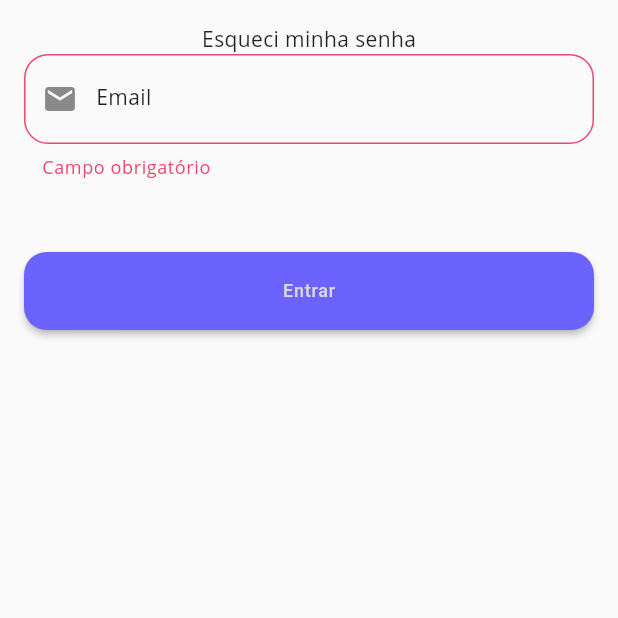
After one commit to pedrokGs/taskly, a Flutter app: the PasswordResetScreen screen opened directly, after a tap on "Entrar", on a phone screen of 412 x 824 dp, the top half of it. The commit adds this screen. Run offline on Flutter 3.47's test engine with Material 3 defaults, Android fonts, the phone set to English and light mode, and no system bars; our stand-ins replace equatable, firebase_auth, firebase_core, flutter_dotenv, flutter_riverpod, flutter_signin_button and 3 more; accounts and stored records are empty; generated files the repository leaves out were written again; Roboto replaces fonts that are missing (Open Sans).

Commit message:
Início da implementação de reset password por email

```diff
--- a/lib/core/dependencies_injector/riverpod.dart
+++ b/lib/core/dependencies_injector/riverpod.dart
@@ -5,6 +5,7 @@ import 'package:shared_preferences/shared_preferences.dart';
 import 'package:taskly/features/auth/data/datasources/auth_remote_datasource_firebase.dart';
 import 'package:taskly/features/auth/data/repositories/auth_repository_impl.dart';
 import 'package:taskly/features/auth/domain/entities/auth_user_entity.dart';
+import 'package:taskly/features/auth/domain/usecases/reset_password_use_case.dart';
 import 'package:taskly/features/auth/domain/usecases/sign_in_use_case.dart';
 import 'package:taskly/features/auth/domain/usecases/sign_in_with_google_use_case.dart';
 import 'package:taskly/features/auth/domain/usecases/sign_out_use_case.dart';
@@ -24,6 +25,7 @@ final signInUseCaseProvider = Provider((ref) => SignInUseCase(authRepository: re
 final signUpUseCaseProvider = Provider((ref) => SignUpUseCase(authRepository: ref.watch(authRepositoryProvider)),);
 final signOutUseCaseProvider = Provider((ref) => SignOutUseCase(authRepository: ref.watch(authRepositoryProvider)),);
 final signInWithGoogleUseCaseProvider = Provider((ref) => SignInWithGoogleUseCase(authRepository: ref.watch(authRepositoryProvider)),);
+final resetPasswordUseCaseProvider = Provider((ref) => ResetPasswordUseCase(authRepository: ref.watch(authRepositoryProvider)),);
 final authUserProvider = StreamProvider<AuthUserEntity?>((ref) => ref.watch(authRepositoryProvider).authUser);
 
 // Theme
--- a/lib/features/auth/data/datasources/auth_remote_datasource.dart
+++ b/lib/features/auth/data/datasources/auth_remote_datasource.dart
@@ -6,5 +6,6 @@ abstract class AuthRemoteDataSource{
   Future<AuthUserModel> signInWithEmailAndPassword({required String email, required String password});
   Future<AuthUserModel> signUpWithEmailAndPassword({required String email, required String password});
   Future<AuthUserModel> signInWithGoogle();
+  Future<void> sendResetPasswordEmail({required String email});
   Future<void> signOut();
 }
--- a/lib/features/auth/data/repositories/auth_repository_impl.dart
+++ b/lib/features/auth/data/repositories/auth_repository_impl.dart
@@ -83,4 +83,13 @@ class AuthRepositoryImpl implements AuthRepository {
       throw AuthException(e.toString());
     }
   }
+
+  @override
+  Future<void> sendResetPasswordEmail({required String email}) async {
+    try{
+      await remoteDataSource.sendResetPasswordEmail(email: email);
+    } catch(e){
+      throw AuthException(e.toString());
+    }
+  }
 }
--- a/lib/features/auth/domain/repositories/auth_repository.dart
+++ b/lib/features/auth/domain/repositories/auth_repository.dart
@@ -6,5 +6,6 @@ abstract class AuthRepository{
   Future<AuthUserEntity> signInWithEmailAndPassword({required String email, required String password});
   Future<AuthUserEntity> signUpWithEmailAndPassword({required String email, required String password});
   Future<AuthUserEntity> signInWithGoogle();
+  Future<void> sendResetPasswordEmail({required String email});
   Future<void> signOut();
 }
--- /dev/null
+++ b/lib/features/auth/domain/usecases/reset_password_use_case.dart
@@ -0,0 +1,11 @@
+import 'package:taskly/features/auth/domain/repositories/auth_repository.dart';
+
+class ResetPasswordUseCase{
+  final AuthRepository authRepository;
+
+  ResetPasswordUseCase({required this.authRepository});
+
+  Future<void> call({required String email}) async {
+    return authRepository.sendResetPasswordEmail(email: email);
+  }
+}
--- /dev/null
+++ b/lib/features/auth/presentation/screens/password_reset_screen.dart
@@ -0,0 +1,74 @@
+import 'package:flutter/material.dart';
+import 'package:flutter_riverpod/flutter_riverpod.dart';
+import 'package:taskly/features/auth/presentation/state/password_reset_state.dart';
+import 'package:taskly/features/auth/presentation/widgets/custom_form_text_field.dart';
+import 'package:taskly/features/auth/presentation/widgets/submit_form_button.dart';
+
+class PasswordResetScreen extends ConsumerWidget {
+  const PasswordResetScreen({super.key});
+
+  @override
+  Widget build(BuildContext context, WidgetRef ref) {
+    final state = ref.watch(passwordResetNotifierProvider);
+    final notifier = ref.read(passwordResetNotifierProvider.notifier);
+
+    final formKey = GlobalKey<FormState>();
+
+    final emailController = TextEditingController();
+
+    ref.listen<PasswordResetState>(passwordResetNotifierProvider, (previous, next) {
+      if (next.errorMessage != null) {
+        ScaffoldMessenger.of(
+          context,
+        ).showSnackBar(SnackBar(content: Text(next.errorMessage!)));
+      }
+    });
+
+   Future<void> sendEmail() async {
+     if (formKey.currentState!.validate()) {
+       await notifier.sendResetPassword(
+         email: emailController.text.trim(),
+       );
+     }
+    }
+
+    return Scaffold(
+      body: Padding(
+        padding: EdgeInsets.all(16.0),
+        child: Form(
+          key: formKey,
+          child: Column(
+            children: [
+              Text('Esqueci minha senha'),
+              CustomFormTextField(
+                controller: emailController,
+                isEnabled: !state.isLoading,
+                labelText: "Email",
+                icon: Icon(Icons.email),
+                validator: (value) {
+                  if (value == null || value.trim().isEmpty) {
+                    return 'Campo obrigatório';
+                  }
+                  if (!RegExp(
+                    r'^[\w-\.]+@([\w-]+\.)+[\w-]{2,4}$',
+                  ).hasMatch(value.trim())) {
+                    return 'E-mail inválido';
+                  }
+                  return null;
+                },
+              ),
+              const SizedBox(height: 48),
+              SubmitFormButton(
+                onPressed: state.isLoading ? null : () async => await sendEmail(),
+                child: state.isLoading
+                    ? CircularProgressIndicator()
+                    : Text("Entrar"),
+              ),
+            ],
+          ),
+        ),
+      ),
+    );
+  }
+
+}
--- a/lib/features/auth/presentation/screens/sign_in_screen.dart
+++ b/lib/features/auth/presentation/screens/sign_in_screen.dart
@@ -94,7 +94,10 @@ class SignInScreen extends ConsumerWidget {
                     ? CircularProgressIndicator()
                     : Text("Entrar"),
               ),
-              const SizedBox(height: 24),
+              TextButton(
+                onPressed: () => context.go("/resetPassword"),
+                child: Text("Esqueci minha senha"),
+              ),
               TextButton(
                 onPressed: () => context.go("/signUp"),
                 child: Text("Não possuo uma conta"),
--- /dev/null
+++ b/lib/features/auth/presentation/state/password_reset_state.dart
@@ -0,0 +1,35 @@
+import 'package:flutter_riverpod/flutter_riverpod.dart';
+import 'package:taskly/core/dependencies_injector/riverpod.dart';
+import 'package:taskly/features/auth/domain/usecases/reset_password_use_case.dart';
+
+class PasswordResetState{
+  String? errorMessage;
+  bool success;
+  bool isLoading;
+
+  PasswordResetState({this.errorMessage, this.success = false, this.isLoading = false});
+}
+
+class PasswordResetStateNotifier extends Notifier<PasswordResetState>{
+  late final ResetPasswordUseCase resetPasswordUseCase;
+
+
+  @override
+  PasswordResetState build() {
+    resetPasswordUseCase = ref.watch(resetPasswordUseCaseProvider);
+    return PasswordResetState();
+  }
+
+  Future<void> sendResetPassword({required String email}) async{
+    state = PasswordResetState(isLoading: true);
+    try{
+      await resetPasswordUseCase.call(email: email);
+      state = PasswordResetState(isLoading: false, success: true);
+    } catch(e){
+      state = PasswordResetState(isLoading: false, errorMessage: "Erro deconhecido: $e");
+    }
+  }
+
+}
+
+final passwordResetNotifierProvider = NotifierProvider<PasswordResetStateNotifier, PasswordResetState>(() => PasswordResetStateNotifier(),);
```
Also changed, not shown: lib/features/auth/data/datasources/auth_remote_datasource_firebase.dart (+13 -0 lines).
